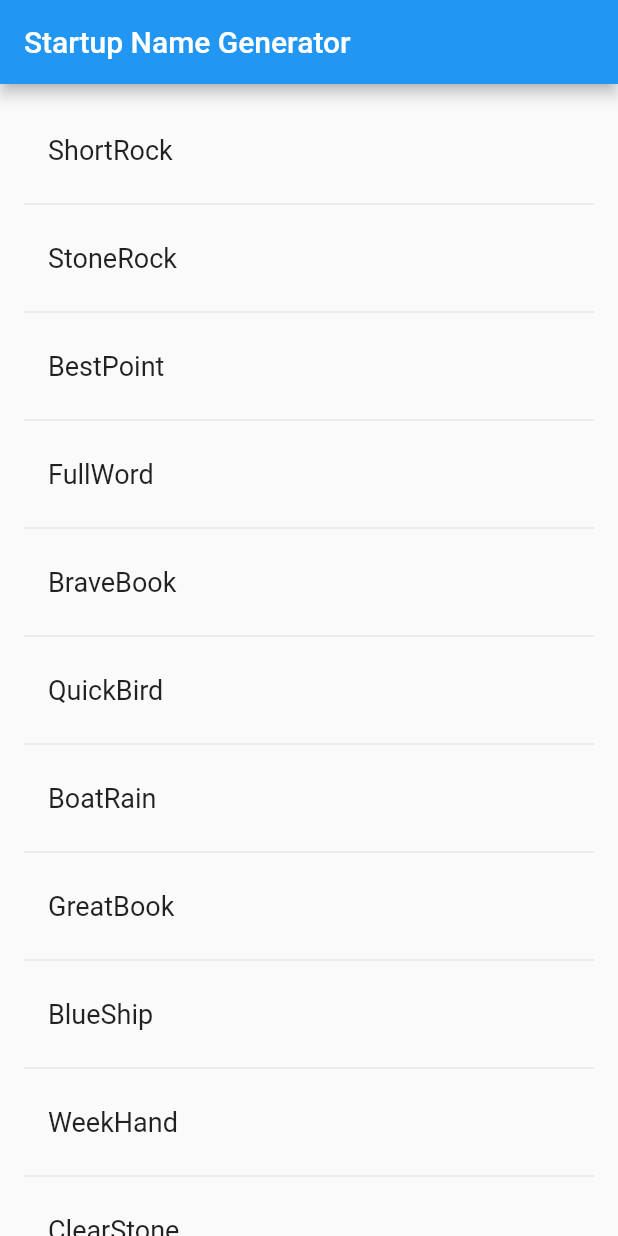
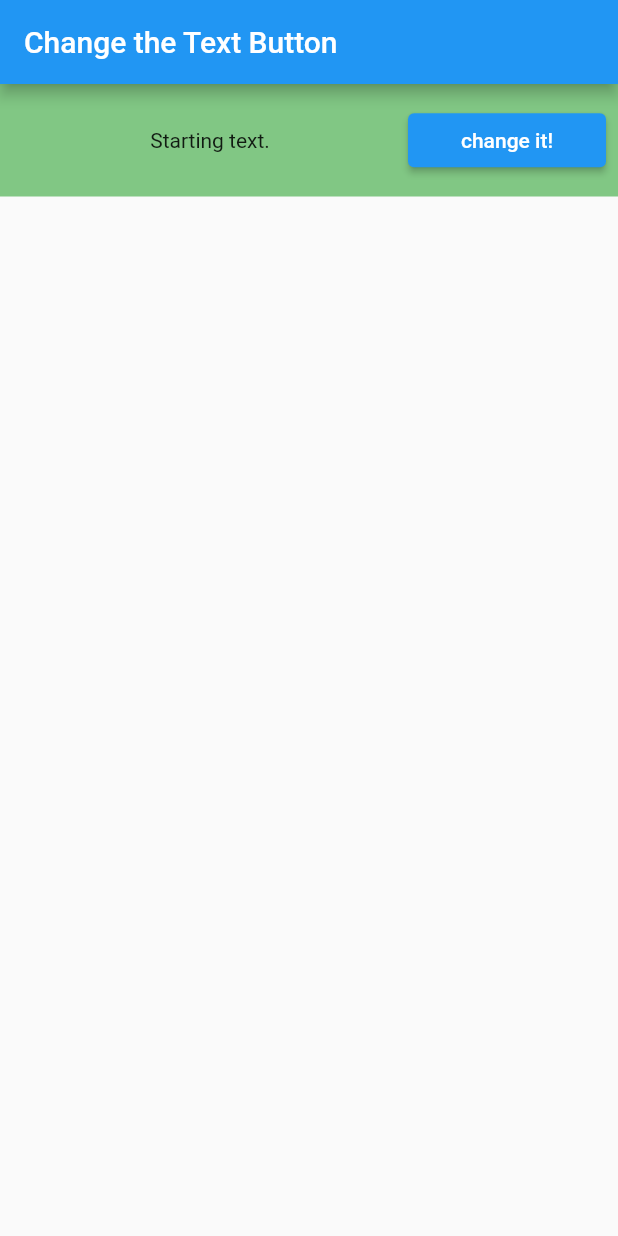
Before and after one commit to lwood54/explore_flutter, a Flutter app: the screen it shows after launch, on a phone screen of 412 x 824 dp. Run offline on Flutter 3.47's test engine with Material 2 defaults, Android fonts, the phone set to English and light mode, and no system bars.

Commit message:
exploring basic functions, buttons, styling

```diff
--- a/lib/main.dart
+++ b/lib/main.dart
@@ -2,7 +2,7 @@
 // 2. Add a button which changes the text (to any other text)
 // 3. Split the app into 3 widgets, App, TextControl, and Text
 import 'package:flutter/material.dart';
-import 'package:english_words/english_words.dart';
+// import 'package:english_words/english_words.dart';
 
 void main() => runApp(MyApp());
 
@@ -10,51 +10,110 @@ class MyApp extends StatelessWidget {
   @override
   Widget build(BuildContext context) {
     return MaterialApp(
-      title: 'Startup Name Generator',
-      home: RandomWords(),
+      title: 'Changing the Text',
+      home: ChangeText(),
     );
   }
 }
 
-class RandomWords extends StatefulWidget {
+class ChangeText extends StatefulWidget {
   @override
-  _RandomWordsState createState() => _RandomWordsState();
+  _ChangeTextState createState() => _ChangeTextState();
 }
 
-class _RandomWordsState extends State<RandomWords> {
-  final _suggestions = <WordPair>[];
-  final _biggerFont = TextStyle(fontSize: 18.0);
+class _ChangeTextState extends State<ChangeText> {
+  String _textToChange = 'Starting text.';
 
-  Widget _buildSuggestions() {
-    return ListView.builder(
-        padding: EdgeInsets.all(16.0),
-        itemBuilder: /*1*/ (context, i) {
-          if (i.isOdd) return Divider(); /*2*/
-
-          final index = i ~/ 2; /*3*/
-          if (index >= _suggestions.length) {
-            _suggestions.addAll(generateWordPairs().take(10)); /*4*/
-          }
-          return _buildRow(_suggestions[index]);
-        });
-  }
-
-  Widget _buildRow(WordPair pair) {
-    return ListTile(
-      title: Text(
-        pair.asPascalCase,
-        style: _biggerFont,
-      ),
-    );
+  void handleChangeText() {
+    if (_textToChange == 'Starting text.') {
+      setState(() {
+        _textToChange = 'This has changed';
+      });
+    } else {
+      setState(() {
+        _textToChange = 'Starting text.';
+      });
+    }
   }
 
   @override
   Widget build(BuildContext context) {
     return Scaffold(
-      appBar: AppBar(
-        title: Text('Startup Name Generator'),
-      ),
-      body: _buildSuggestions(),
-    );
+        appBar: AppBar(
+          title: Text('Change the Text Button'),
+        ),
+        body: Container(
+            height: 75.0,
+            padding: const EdgeInsets.symmetric(horizontal: 8.0),
+            decoration: BoxDecoration(color: Colors.green[300]),
+            child: Column(
+              mainAxisAlignment: MainAxisAlignment.center,
+              crossAxisAlignment: CrossAxisAlignment.center,
+              children: <Widget>[
+                Row(
+                  children: <Widget>[
+                    Expanded(
+                      flex: 2,
+                      child: Text(
+                        _textToChange,
+                        textAlign: TextAlign.center,
+                      ),
+                    ),
+                    Expanded(
+                        flex: 1,
+                        child: ElevatedButton(
+                          child: Text(
+                            'change it!',
+                            textAlign: TextAlign.center,
+                          ),
+                          onPressed: handleChangeText,
+                        ))
+                  ],
+                ),
+              ],
+            )));
   }
 }
+
+// class RandomWords extends StatefulWidget {
+//   @override
+//   _RandomWordsState createState() => _RandomWordsState();
+// }
+
+// class _RandomWordsState extends State<RandomWords> {
+//   final _suggestions = <WordPair>[];
+//   final _biggerFont = TextStyle(fontSize: 18.0);
+
+//   Widget _buildSuggestions() {
+//     return ListView.builder(
+//         padding: EdgeInsets.all(16.0),
+//         itemBuilder: /*1*/ (context, i) {
+//           if (i.isOdd) return Divider(); /*2*/
+
+//           final index = i ~/ 2; /*3*/
+//           if (index >= _suggestions.length) {
+//             _suggestions.addAll(generateWordPairs().take(10)); /*4*/
+//           }
+//           return _buildRow(_suggestions[index]);
+//         });
+//   }
+
+//   Widget _buildRow(WordPair pair) {
+//     return ListTile(
+//       title: Text(
+//         pair.asPascalCase,
+//         style: _biggerFont,
+//       ),
+//     );
+//   }
+
+//   @override
+//   Widget build(BuildContext context) {
+//     return Scaffold(
+//       appBar: AppBar(
+//         title: Text('Startup Name Generator'),
+//       ),
+//       body: _buildSuggestions(),
+//     );
+//   }
+// }
```
